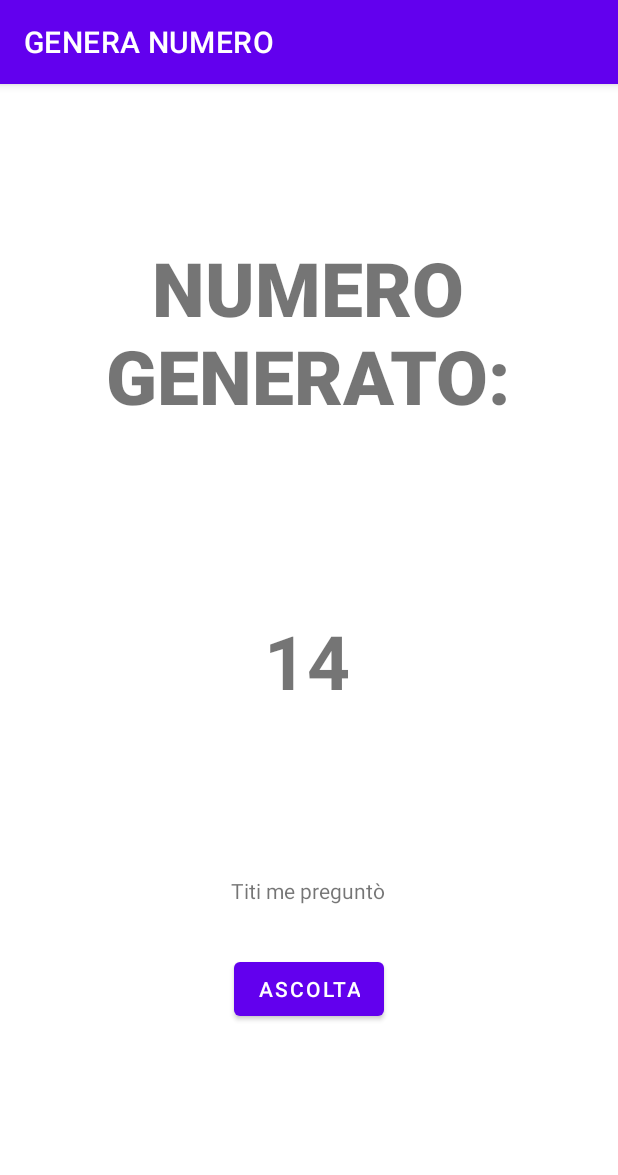
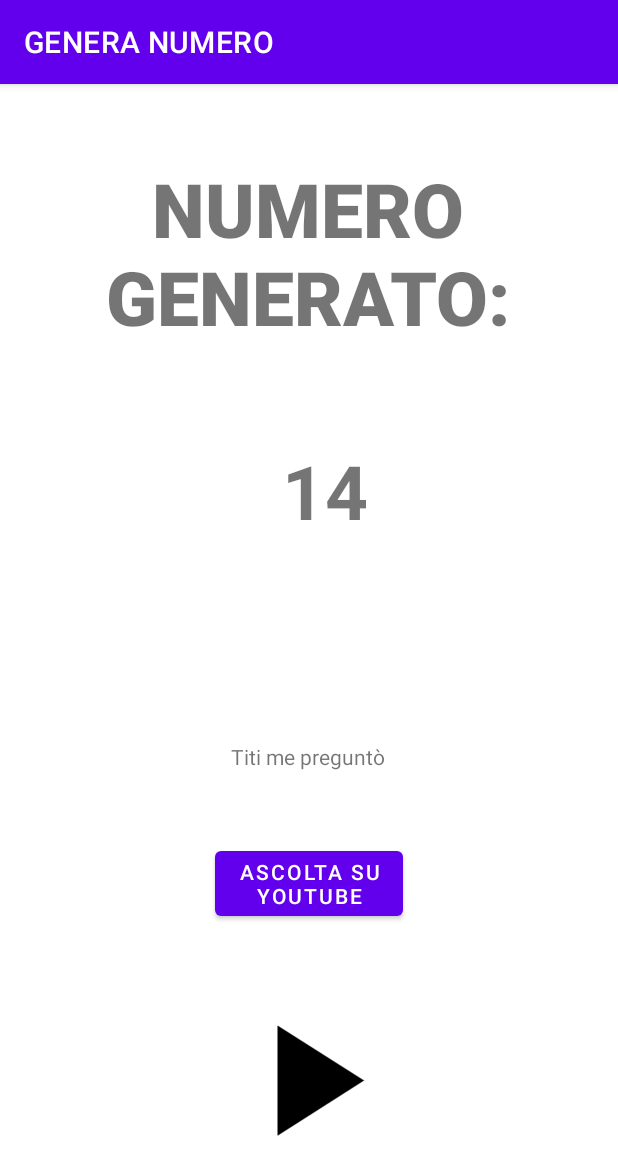
Before and after one commit to LeonardoCampoverde/JukeBox, an Android app: the screen it shows after launch (numGenerato), after a tap on "GENERA NUMERO", on a phone screen of 412 x 824 dp. Shown: the top 1175 px of the screen. Run offline under Robolectric (Android 15) with nearby library versions, the phone set to English and light mode, and no system bars.

Commit message:
aggiunti file xml nel commit

```diff
--- a/app/src/main/res/layout/activity_main.xml
+++ b/app/src/main/res/layout/activity_main.xml
@@ -17,6 +17,8 @@
         app:layout_constraintEnd_toEndOf="parent"
         app:layout_constraintStart_toStartOf="parent"
 
+
+
         app:layout_constraintTop_toTopOf="parent" />
 
 </androidx.constraintlayout.widget.ConstraintLayout>
--- a/app/src/main/res/layout/num_generato.xml
+++ b/app/src/main/res/layout/num_generato.xml
@@ -16,10 +16,10 @@
         android:textStyle="bold"
         app:layout_constraintBottom_toBottomOf="parent"
         app:layout_constraintEnd_toEndOf="parent"
-        app:layout_constraintHorizontal_bias="0.497"
+        app:layout_constraintHorizontal_bias="0.546"
         app:layout_constraintStart_toStartOf="parent"
         app:layout_constraintTop_toTopOf="parent"
-        app:layout_constraintVertical_bias="0.539" />
+        app:layout_constraintVertical_bias="0.365" />
 
     <TextView
         android:id="@+id/textView3"
@@ -54,11 +54,28 @@
         android:id="@+id/ascolta"
         android:layout_width="wrap_content"
         android:layout_height="wrap_content"
-        android:text="ASCOLTA"
+        android:text="ASCOLTA SU\nYOUTUBE"
         app:layout_constraintBottom_toBottomOf="parent"
         app:layout_constraintEnd_toEndOf="parent"
         app:layout_constraintStart_toStartOf="parent"
         app:layout_constraintTop_toBottomOf="@+id/nome_canzone"
         app:layout_constraintVertical_bias="0.185" />
 
+
+    <ImageButton
+        android:layout_width="128dp"
+        android:layout_height="126dp"
+
+        android:id="@+id/player"
+        android:onClick="riproduci"
+        android:background="@null"
+        android:contentDescription="RIPRODUCI"
+        app:layout_constraintBottom_toBottomOf="parent"
+        app:layout_constraintEnd_toEndOf="parent"
+        app:layout_constraintStart_toStartOf="parent"
+        app:layout_constraintTop_toBottomOf="@+id/ascolta"
+        android:scaleType="fitCenter"
+        />
+
+
 </androidx.constraintlayout.widget.ConstraintLayout>
```
